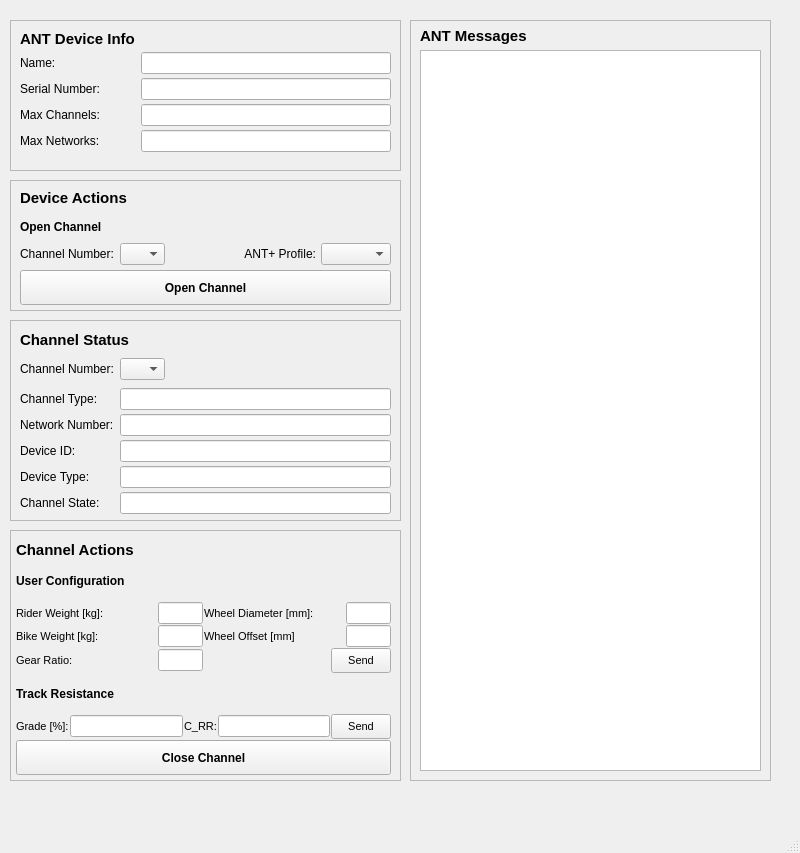
Old version of the form demos/GUI/ant_UI.ui in the repository pcavanaugh04/libant.
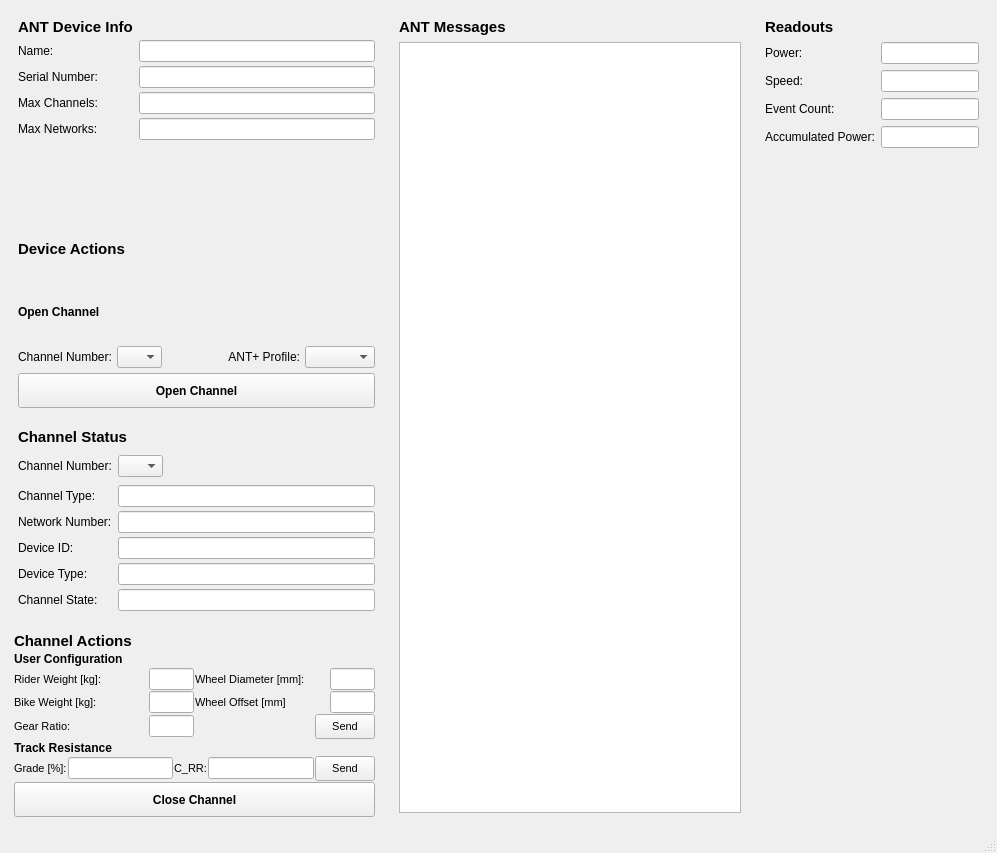
New version of the form.

Commit message: Prelim files for GUI running

The edit to the form file:
```diff
--- a/demos/GUI/ant_UI.ui
+++ b/demos/GUI/ant_UI.ui
@@ -6,7 +6,7 @@
    <rect>
     <x>0</x>
     <y>0</y>
-    <width>800</width>
+    <width>997</width>
     <height>853</height>
    </rect>
   </property>
@@ -14,17 +14,434 @@
    <string>MainWindow</string>
   </property>
   <widget class="QWidget" name="centralwidget">
+   <layout class="QHBoxLayout" name="horizontalLayout_11">
+    <item>
+     <layout class="QVBoxLayout" name="verticalLayout_5">
+      <item>
+       <widget class="QFrame" name="device_info_frame">
+        <property name="frameShape">
+         <enum>QFrame::NoFrame</enum>
+        </property>
+        <property name="frameShadow">
+         <enum>QFrame::Raised</enum>
+        </property>
+        <layout class="QFormLayout" name="formLayout">
+         <property name="verticalSpacing">
+          <number>4</number>
+         </property>
+         <item row="0" column="0">
+          <widget class="QLabel" name="label_5">
+           <property name="font">
+            <font>
+             <pointsize>11</pointsize>
+             <weight>75</weight>
+             <bold>true</bold>
+            </font>
+           </property>
+           <property name="text">
+            <string>ANT Device Info</string>
+           </property>
+          </widget>
+         </item>
+         <item row="1" column="0">
+          <widget class="QLabel" name="label_2">
+           <property name="font">
+            <font>
+             <pointsize>9</pointsize>
+             <weight>50</weight>
+             <bold>false</bold>
+            </font>
+           </property>
+           <property name="text">
+            <string>Name:</string>
+           </property>
+          </widget>
+         </item>
+         <item row="1" column="1">
+          <widget class="QLineEdit" name="name_box">
+           <property name="autoFillBackground">
+            <bool>false</bool>
+           </property>
+          </widget>
+         </item>
+         <item row="2" column="0">
+          <widget class="QLabel" name="label_6">
+           <property name="font">
+            <font>
+             <pointsize>9</pointsize>
+             <weight>50</weight>
+             <bold>false</bold>
+            </font>
+           </property>
+           <property name="text">
+            <string>Serial Number:</string>
+           </property>
+          </widget>
+         </item>
+         <item row="2" column="1">
+          <widget class="QLineEdit" name="serial_number_box">
+           <property name="autoFillBackground">
+            <bool>false</bool>
+           </property>
+          </widget>
+         </item>
+         <item row="3" column="0">
+          <widget class="QLabel" name="label_7">
+           <property name="font">
+            <font>
+             <pointsize>9</pointsize>
+             <weight>50</weight>
+             <bold>false</bold>
+            </font>
+           </property>
+           <property name="text">
+            <string>Max Channels:</string>
+           </property>
+          </widget>
+         </item>
+         <item row="3" column="1">
+          <widget class="QLineEdit" name="max_channels_box">
+           <property name="autoFillBackground">
+            <bool>false</bool>
+           </property>
+          </widget>
+         </item>
+         <item row="4" column="0">
+          <widget class="QLabel" name="label_8">
+           <property name="font">
+            <font>
+             <pointsize>9</pointsize>
+             <weight>50</weight>
+             <bold>false</bold>
+            </font>
+           </property>
+           <property name="text">
+            <string>Max Networks:</string>
+           </property>
+          </widget>
+         </item>
+         <item row="4" column="1">
+          <widget class="QLineEdit" name="max_networks_box">
+           <property name="autoFillBackground">
+            <bool>false</bool>
+           </property>
+          </widget>
+         </item>
+        </layout>
+       </widget>
+      </item>
+      <item>
+       <widget class="QFrame" name="device_actions_frame">
+        <property name="frameShape">
+         <enum>QFrame::NoFrame</enum>
+        </property>
+        <property name="frameShadow">
+         <enum>QFrame::Raised</enum>
+        </property>
+        <layout class="QVBoxLayout" name="verticalLayout">
+         <property name="spacing">
+          <number>5</number>
+         </property>
+         <property name="topMargin">
+          <number>5</number>
+         </property>
+         <property name="bottomMargin">
+          <number>5</number>
+         </property>
+         <item>
+          <widget class="QLabel" name="label_9">
+           <property name="font">
+            <font>
+             <pointsize>11</pointsize>
+             <weight>75</weight>
+             <bold>true</bold>
+            </font>
+           </property>
+           <property name="text">
+            <string>Device Actions</string>
+           </property>
+          </widget>
+         </item>
+         <item>
+          <widget class="QLabel" name="label_11">
+           <property name="font">
+            <font>
+             <pointsize>9</pointsize>
+             <weight>75</weight>
+             <bold>true</bold>
+            </font>
+           </property>
+           <property name="text">
+            <string>Open Channel</string>
+           </property>
+          </widget>
+         </item>
+         <item>
+          <layout class="QHBoxLayout" name="horizontalLayout">
+           <item>
+            <widget class="QLabel" name="label_12">
+             <property name="font">
+              <font>
+               <pointsize>9</pointsize>
+               <weight>50</weight>
+               <bold>false</bold>
+              </font>
+             </property>
+             <property name="text">
+              <string>Channel Number:</string>
+             </property>
+            </widget>
+           </item>
+           <item alignment="Qt::AlignLeft">
+            <widget class="QComboBox" name="channel_number_combo">
+             <property name="maximumSize">
+              <size>
+               <width>45</width>
+               <height>16777215</height>
+              </size>
+             </property>
+            </widget>
+           </item>
+           <item>
+            <widget class="QLabel" name="label_13">
+             <property name="font">
+              <font>
+               <pointsize>9</pointsize>
+               <weight>50</weight>
+               <bold>false</bold>
+              </font>
+             </property>
+             <property name="text">
+              <string>ANT+ Profile:</string>
+             </property>
+             <property name="alignment">
+              <set>Qt::AlignRight|Qt::AlignTrailing|Qt::AlignVCenter</set>
+             </property>
+            </widget>
+           </item>
+           <item>
+            <widget class="QComboBox" name="channel_profile_combo">
+             <property name="maximumSize">
+              <size>
+               <width>70</width>
+               <height>16777215</height>
+              </size>
+             </property>
+             <property name="sizeIncrement">
+              <size>
+               <width>0</width>
+               <height>0</height>
+              </size>
+             </property>
+            </widget>
+           </item>
+          </layout>
+         </item>
+         <item>
+          <widget class="QPushButton" name="open_channel_button">
+           <property name="minimumSize">
+            <size>
+             <width>0</width>
+             <height>35</height>
+            </size>
+           </property>
+           <property name="font">
+            <font>
+             <pointsize>9</pointsize>
+             <weight>75</weight>
+             <bold>true</bold>
+            </font>
+           </property>
+           <property name="text">
+            <string>Open Channel</string>
+           </property>
+          </widget>
+         </item>
+        </layout>
+       </widget>
+      </item>
+      <item>
+       <widget class="QFrame" name="channel_status_frame">
+        <property name="frameShape">
+         <enum>QFrame::NoFrame</enum>
+        </property>
+        <property name="frameShadow">
+         <enum>QFrame::Raised</enum>
+        </property>
+        <layout class="QVBoxLayout" name="verticalLayout_2">
+         <property name="topMargin">
+          <number>6</number>
+         </property>
+         <property name="bottomMargin">
+          <number>6</number>
+         </property>
+         <item>
+          <widget class="QLabel" name="label_3">
+           <property name="font">
+            <font>
+             <pointsize>11</pointsize>
+             <weight>75</weight>
+             <bold>true</bold>
+            </font>
+           </property>
+           <property name="text">
+            <string>Channel Status</string>
+           </property>
+          </widget>
+         </item>
+         <item>
+          <layout class="QFormLayout" name="formLayout_3">
+           <item row="0" column="0">
+            <widget class="QLabel" name="label_14">
+             <property name="font">
+              <font>
+               <pointsize>9</pointsize>
+               <weight>50</weight>
+               <bold>false</bold>
+              </font>
+             </property>
+             <property name="text">
+              <string>Channel Number:</string>
+             </property>
+            </widget>
+           </item>
+           <item row="0" column="1">
+            <widget class="QComboBox" name="status_ch_number_combo">
+             <property name="maximumSize">
+              <size>
+               <width>45</width>
+               <height>16777215</height>
+              </size>
+             </property>
+            </widget>
+           </item>
+          </layout>
+         </item>
+         <item>
+          <layout class="QFormLayout" name="formLayout_2">
+           <property name="verticalSpacing">
+            <number>4</number>
+           </property>
+           <item row="0" column="0">
+            <widget class="QLabel" name="label_10">
+             <property name="font">
+              <font>
+               <pointsize>9</pointsize>
+               <weight>50</weight>
+               <bold>false</bold>
+              </font>
+             </property>
+             <property name="text">
+              <string>Channel Type:</string>
+             </property>
+            </widget>
+           </item>
+           <item row="0" column="1">
+            <widget class="QLineEdit" name="channel_type_box">
+             <property name="autoFillBackground">
+              <bool>false</bool>
+             </property>
+            </widget>
+           </item>
+           <item row="1" column="0">
+            <widget class="QLabel" name="label_17">
+             <property name="font">
+              <font>
+               <pointsize>9</pointsize>
+               <weight>50</weight>
+               <bold>false</bold>
+              </font>
+             </property>
+             <property name="text">
+              <string>Network Number:</string>
+             </property>
+            </widget>
+           </item>
+           <item row="1" column="1">
+            <widget class="QLineEdit" name="network_number_box">
+             <property name="autoFillBackground">
+              <bool>false</bool>
+             </property>
+            </widget>
+           </item>
+           <item row="2" column="0">
+            <widget class="QLabel" name="label_16">
+             <property name="font">
+              <font>
+               <pointsize>9</pointsize>
+               <weight>50</weight>
+               <bold>false</bold>
+              </font>
+             </property>
+             <property name="text">
+              <string>Device ID:</string>
+             </property>
+            </widget>
+           </item>
+           <item row="2" column="1">
+            <widget class="QLineEdit" name="device_id_box">
+             <property name="autoFillBackground">
+              <bool>false</bool>
+             </property>
+            </widget>
+           </item>
+           <item row="3" column="0">
+            <widget class="QLabel" name="label_15">
+             <property name="font">
+              <font>
+               <pointsize>9</pointsize>
+               <weight>50</weight>
+               <bold>false</bold>
+              </font>
+             </property>
+             <property name="text">
+              <string>Device Type:</string>
+             </property>
+            </widget>
+           </item>
+           <item row="3" column="1">
+            <widget class="QLineEdit" name="device_type_box">
+             <property name="autoFillBackground">
+              <bool>false</bool>
+             </property>
+            </widget>
+           </item>
+           <item row="4" column="0">
+            <widget class="QLabel" name="label_18">
+             <property name="font">
+              <font>
+               <pointsize>9</pointsize>
+               <weight>50</weight>
+               <bold>false</bold>
+              </font>
+             </property>
+             <property name="text">
+              <string>Channel State:</string>
+             </property>
+            </widget>
+           </item>
+           <item row="4" column="1">
+            <widget class="QLineEdit" name="channel_state_box">
+             <property name="autoFillBackground">
+              <bool>false</bool>
+             </property>
+            </widget>
+           </item>
+          </layout>
+         </item>
+        </layout>
+       </widget>
+      </item>
+      <item>
    <widget class="QFrame" name="channel_actions_frame">
-    <property name="geometry">
-     <rect>
-      <x>10</x>
-      <y>530</y>
-      <width>391</width>
-      <height>251</height>
-     </rect>
+        <property name="minimumSize">
+         <size>
+          <width>375</width>
+          <height>0</height>
+         </size>
     </property>
     <property name="frameShape">
-     <enum>QFrame::StyledPanel</enum>
+         <enum>QFrame::NoFrame</enum>
     </property>
     <property name="frameShadow">
      <enum>QFrame::Raised</enum>
@@ -401,208 +818,26 @@
      </item>
     </layout>
    </widget>
-   <widget class="QFrame" name="channel_status_frame">
-    <property name="geometry">
-     <rect>
-      <x>10</x>
-      <y>320</y>
-      <width>391</width>
-      <height>201</height>
-     </rect>
-    </property>
-    <property name="frameShape">
-     <enum>QFrame::StyledPanel</enum>
-    </property>
-    <property name="frameShadow">
-     <enum>QFrame::Raised</enum>
-    </property>
-    <layout class="QVBoxLayout" name="verticalLayout_2">
-     <property name="topMargin">
-      <number>6</number>
-     </property>
-     <property name="bottomMargin">
-      <number>6</number>
-     </property>
-     <item>
-      <widget class="QLabel" name="label_3">
-       <property name="font">
-        <font>
-         <pointsize>11</pointsize>
-         <weight>75</weight>
-         <bold>true</bold>
-        </font>
-       </property>
-       <property name="text">
-        <string>Channel Status</string>
-       </property>
-      </widget>
-     </item>
-     <item>
-      <layout class="QFormLayout" name="formLayout_3">
-       <item row="0" column="0">
-        <widget class="QLabel" name="label_14">
-         <property name="font">
-          <font>
-           <pointsize>9</pointsize>
-           <weight>50</weight>
-           <bold>false</bold>
-          </font>
-         </property>
-         <property name="text">
-          <string>Channel Number:</string>
-         </property>
-        </widget>
-       </item>
-       <item row="0" column="1">
-        <widget class="QComboBox" name="status_ch_number_combo">
-         <property name="maximumSize">
-          <size>
-           <width>45</width>
-           <height>16777215</height>
-          </size>
-         </property>
-        </widget>
-       </item>
+      </item>
       </layout>
      </item>
      <item>
-      <layout class="QFormLayout" name="formLayout_2">
-       <property name="verticalSpacing">
-        <number>4</number>
-       </property>
-       <item row="0" column="0">
-        <widget class="QLabel" name="label_10">
-         <property name="font">
-          <font>
-           <pointsize>9</pointsize>
-           <weight>50</weight>
-           <bold>false</bold>
-          </font>
-         </property>
-         <property name="text">
-          <string>Channel Type:</string>
-         </property>
-        </widget>
-       </item>
-       <item row="0" column="1">
-        <widget class="QLineEdit" name="channel_type_box">
-         <property name="autoFillBackground">
-          <bool>false</bool>
-         </property>
-        </widget>
-       </item>
-       <item row="1" column="0">
-        <widget class="QLabel" name="label_17">
-         <property name="font">
-          <font>
-           <pointsize>9</pointsize>
-           <weight>50</weight>
-           <bold>false</bold>
-          </font>
-         </property>
-         <property name="text">
-          <string>Network Number:</string>
-         </property>
-        </widget>
-       </item>
-       <item row="1" column="1">
-        <widget class="QLineEdit" name="network_number_box">
-         <property name="autoFillBackground">
-          <bool>false</bool>
-         </property>
-        </widget>
-       </item>
-       <item row="2" column="0">
-        <widget class="QLabel" name="label_16">
-         <property name="font">
-          <font>
-           <pointsize>9</pointsize>
-           <weight>50</weight>
-           <bold>false</bold>
-          </font>
-         </property>
-         <property name="text">
-          <string>Device ID:</string>
-         </property>
-        </widget>
-       </item>
-       <item row="2" column="1">
-        <widget class="QLineEdit" name="device_id_box">
-         <property name="autoFillBackground">
-          <bool>false</bool>
-         </property>
-        </widget>
-       </item>
-       <item row="3" column="0">
-        <widget class="QLabel" name="label_15">
-         <property name="font">
-          <font>
-           <pointsize>9</pointsize>
-           <weight>50</weight>
-           <bold>false</bold>
-          </font>
-         </property>
-         <property name="text">
-          <string>Device Type:</string>
-         </property>
-        </widget>
-       </item>
-       <item row="3" column="1">
-        <widget class="QLineEdit" name="device_type_box">
-         <property name="autoFillBackground">
-          <bool>false</bool>
-         </property>
-        </widget>
-       </item>
-       <item row="4" column="0">
-        <widget class="QLabel" name="label_18">
-         <property name="font">
-          <font>
-           <pointsize>9</pointsize>
-           <weight>50</weight>
-           <bold>false</bold>
-          </font>
-         </property>
-         <property name="text">
-          <string>Channel State:</string>
-         </property>
-        </widget>
-       </item>
-       <item row="4" column="1">
-        <widget class="QLineEdit" name="channel_state_box">
-         <property name="autoFillBackground">
-          <bool>false</bool>
-         </property>
-        </widget>
-       </item>
-      </layout>
-     </item>
-    </layout>
-   </widget>
    <widget class="QFrame" name="messages_frame">
-    <property name="geometry">
-     <rect>
-      <x>410</x>
-      <y>20</y>
-      <width>361</width>
-      <height>761</height>
-     </rect>
+      <property name="minimumSize">
+       <size>
+        <width>360</width>
+        <height>0</height>
+       </size>
     </property>
     <property name="frameShape">
-     <enum>QFrame::StyledPanel</enum>
+       <enum>QFrame::NoFrame</enum>
     </property>
     <property name="frameShadow">
      <enum>QFrame::Raised</enum>
     </property>
+      <layout class="QVBoxLayout" name="verticalLayout_4">
+       <item>
     <widget class="QLabel" name="label">
-     <property name="geometry">
-      <rect>
-       <x>10</x>
-       <y>0</y>
-       <width>131</width>
-       <height>31</height>
-      </rect>
-     </property>
      <property name="font">
       <font>
        <pointsize>11</pointsize>
@@ -614,38 +849,24 @@
       <string>ANT Messages</string>
      </property>
     </widget>
-    <widget class="QTextEdit" name="message_viewer">
-     <property name="geometry">
-      <rect>
-       <x>10</x>
-       <y>30</y>
-       <width>341</width>
-       <height>721</height>
-      </rect>
-     </property>
-    </widget>
-   </widget>
-   <widget class="QFrame" name="device_info_frame">
-    <property name="geometry">
-     <rect>
-      <x>10</x>
-      <y>20</y>
-      <width>391</width>
-      <height>151</height>
-     </rect>
-    </property>
+       </item>
+       <item>
+        <widget class="QTextEdit" name="message_viewer"/>
+       </item>
+      </layout>
+     </widget>
+    </item>
+    <item>
+     <widget class="QFrame" name="readout_frame">
     <property name="frameShape">
-     <enum>QFrame::StyledPanel</enum>
+       <enum>QFrame::NoFrame</enum>
     </property>
     <property name="frameShadow">
      <enum>QFrame::Raised</enum>
     </property>
-    <layout class="QFormLayout" name="formLayout">
-     <property name="verticalSpacing">
-      <number>4</number>
-     </property>
-     <item row="0" column="0">
-      <widget class="QLabel" name="label_5">
+      <layout class="QFormLayout" name="formLayout_4">
+       <item row="0" column="0" colspan="2">
+        <widget class="QLabel" name="label_29">
        <property name="font">
         <font>
          <pointsize>11</pointsize>
@@ -654,12 +875,12 @@
         </font>
        </property>
        <property name="text">
-        <string>ANT Device Info</string>
+          <string>Readouts</string>
        </property>
       </widget>
      </item>
      <item row="1" column="0">
-      <widget class="QLabel" name="label_2">
+        <widget class="QLabel" name="label_30">
        <property name="font">
         <font>
          <pointsize>9</pointsize>
@@ -668,19 +889,19 @@
         </font>
        </property>
        <property name="text">
-        <string>Name:</string>
+          <string>Power:</string>
        </property>
       </widget>
      </item>
      <item row="1" column="1">
-      <widget class="QLineEdit" name="name_box">
+        <widget class="QLineEdit" name="max_networks_box_2">
        <property name="autoFillBackground">
         <bool>false</bool>
        </property>
       </widget>
      </item>
      <item row="2" column="0">
-      <widget class="QLabel" name="label_6">
+        <widget class="QLabel" name="label_31">
        <property name="font">
         <font>
          <pointsize>9</pointsize>
@@ -689,19 +910,19 @@
         </font>
        </property>
        <property name="text">
-        <string>Serial Number:</string>
+          <string>Speed:</string>
        </property>
       </widget>
      </item>
      <item row="2" column="1">
-      <widget class="QLineEdit" name="serial_number_box">
+        <widget class="QLineEdit" name="max_networks_box_3">
        <property name="autoFillBackground">
         <bool>false</bool>
        </property>
       </widget>
      </item>
      <item row="3" column="0">
-      <widget class="QLabel" name="label_7">
+        <widget class="QLabel" name="label_32">
        <property name="font">
         <font>
          <pointsize>9</pointsize>
@@ -710,19 +931,19 @@
         </font>
        </property>
        <property name="text">
-        <string>Max Channels:</string>
+          <string>Event Count:</string>
        </property>
       </widget>
      </item>
      <item row="3" column="1">
-      <widget class="QLineEdit" name="max_channels_box">
+        <widget class="QLineEdit" name="max_networks_box_4">
        <property name="autoFillBackground">
         <bool>false</bool>
        </property>
       </widget>
      </item>
      <item row="4" column="0">
-      <widget class="QLabel" name="label_8">
+        <widget class="QLabel" name="label_33">
        <property name="font">
         <font>
          <pointsize>9</pointsize>
@@ -731,12 +952,12 @@
         </font>
        </property>
        <property name="text">
-        <string>Max Networks:</string>
+          <string>Accumulated Power:</string>
        </property>
       </widget>
      </item>
      <item row="4" column="1">
-      <widget class="QLineEdit" name="max_networks_box">
+        <widget class="QLineEdit" name="max_networks_box_5">
        <property name="autoFillBackground">
         <bool>false</bool>
        </property>
@@ -744,142 +965,8 @@
      </item>
     </layout>
    </widget>
-   <widget class="QFrame" name="frame">
-    <property name="geometry">
-     <rect>
-      <x>10</x>
-      <y>180</y>
-      <width>391</width>
-      <height>131</height>
-     </rect>
-    </property>
-    <property name="frameShape">
-     <enum>QFrame::StyledPanel</enum>
-    </property>
-    <property name="frameShadow">
-     <enum>QFrame::Raised</enum>
-    </property>
-    <layout class="QVBoxLayout" name="verticalLayout">
-     <property name="spacing">
-      <number>5</number>
-     </property>
-     <property name="topMargin">
-      <number>5</number>
-     </property>
-     <property name="bottomMargin">
-      <number>5</number>
-     </property>
-     <item>
-      <widget class="QLabel" name="label_9">
-       <property name="font">
-        <font>
-         <pointsize>11</pointsize>
-         <weight>75</weight>
-         <bold>true</bold>
-        </font>
-       </property>
-       <property name="text">
-        <string>Device Actions</string>
-       </property>
-      </widget>
-     </item>
-     <item>
-      <widget class="QLabel" name="label_11">
-       <property name="font">
-        <font>
-         <pointsize>9</pointsize>
-         <weight>75</weight>
-         <bold>true</bold>
-        </font>
-       </property>
-       <property name="text">
-        <string>Open Channel</string>
-       </property>
-      </widget>
-     </item>
-     <item>
-      <layout class="QHBoxLayout" name="horizontalLayout">
-       <item>
-        <widget class="QLabel" name="label_12">
-         <property name="font">
-          <font>
-           <pointsize>9</pointsize>
-           <weight>50</weight>
-           <bold>false</bold>
-          </font>
-         </property>
-         <property name="text">
-          <string>Channel Number:</string>
-         </property>
-        </widget>
-       </item>
-       <item alignment="Qt::AlignLeft">
-        <widget class="QComboBox" name="channel_number_combo">
-         <property name="maximumSize">
-          <size>
-           <width>45</width>
-           <height>16777215</height>
-          </size>
-         </property>
-        </widget>
-       </item>
-       <item>
-        <widget class="QLabel" name="label_13">
-         <property name="font">
-          <font>
-           <pointsize>9</pointsize>
-           <weight>50</weight>
-           <bold>false</bold>
-          </font>
-         </property>
-         <property name="text">
-          <string>ANT+ Profile:</string>
-         </property>
-         <property name="alignment">
-          <set>Qt::AlignRight|Qt::AlignTrailing|Qt::AlignVCenter</set>
-         </property>
-        </widget>
-       </item>
-       <item>
-        <widget class="QComboBox" name="channel_profile_combo">
-         <property name="maximumSize">
-          <size>
-           <width>70</width>
-           <height>16777215</height>
-          </size>
-         </property>
-         <property name="sizeIncrement">
-          <size>
-           <width>0</width>
-           <height>0</height>
-          </size>
-         </property>
-        </widget>
-       </item>
-      </layout>
-     </item>
-     <item>
-      <widget class="QPushButton" name="open_channel_button">
-       <property name="minimumSize">
-        <size>
-         <width>0</width>
-         <height>35</height>
-        </size>
-       </property>
-       <property name="font">
-        <font>
-         <pointsize>9</pointsize>
-         <weight>75</weight>
-         <bold>true</bold>
-        </font>
-       </property>
-       <property name="text">
-        <string>Open Channel</string>
-       </property>
-      </widget>
-     </item>
-    </layout>
-   </widget>
+    </item>
+   </layout>
   </widget>
   <widget class="QMenuBar" name="menubar">
    <property name="geometry">
```
Left out of the diff: 2 changed lines with no effect on the pictures. Lines whose indentation alone changed are shown as unchanged. The commit also changes 3 other files.
